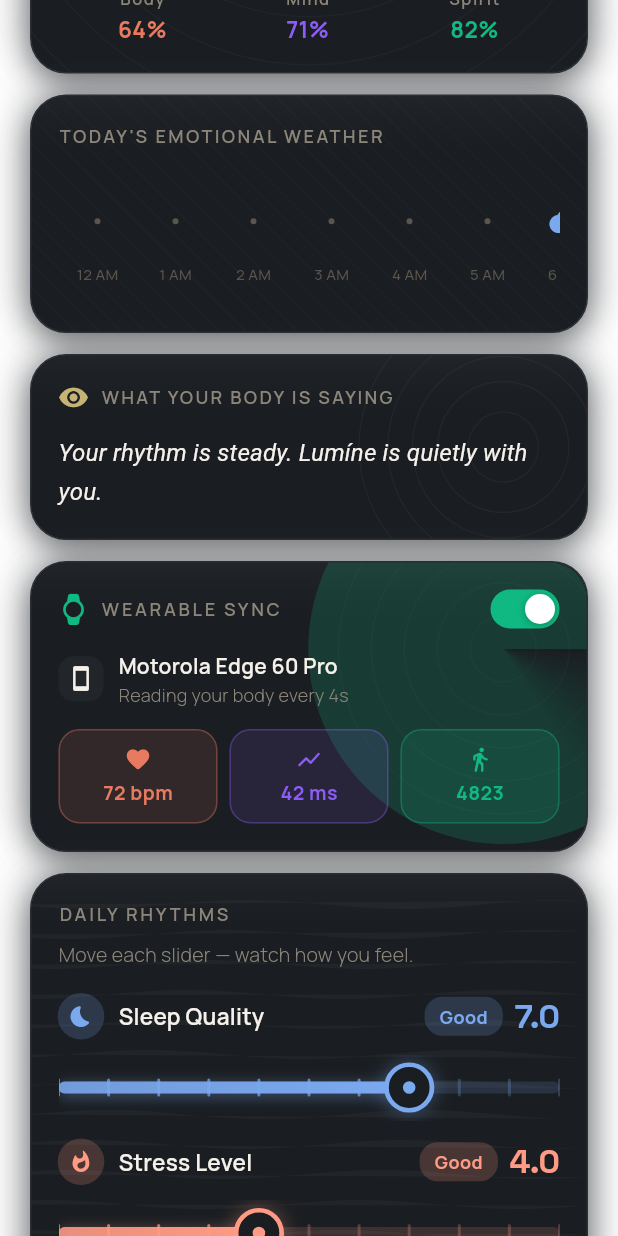
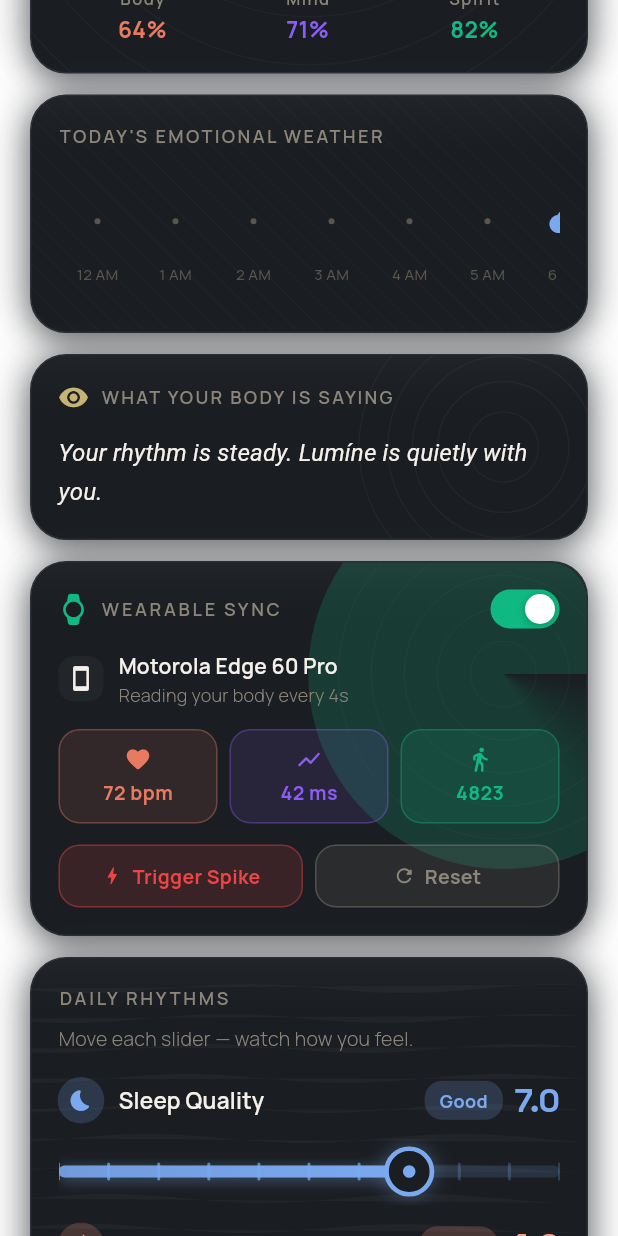
Before and after one commit to NarenXO/lumine, a Flutter app: the HabitsScreen screen opened by its route, scrolled down 576 dp, on a phone screen of 412 x 824 dp. Run offline on Flutter 3.47's test engine with Material 3 defaults, Android fonts, the phone set to English and light mode, and no system bars; drawn by our look-alikes of flutter_animate; our stand-ins replace audioplayers, flutter_local_notifications, flutter_tts, google_fonts, google_sign_in, permission_handler and 3 more; missing offline and left inert: googleapis; accounts and stored records are empty; network calls fail; Roboto replaces fonts that are missing (Literata).

Commit message:
restore trigger spike and reset inside wearable card

```diff
--- a/mobile_app/lib/screens/habits_screen.dart
+++ b/mobile_app/lib/screens/habits_screen.dart
@@ -268,34 +268,7 @@ class _HabitsScreenState extends State<HabitsScreen>
                       .fadeIn(delay: 500.ms, duration: 600.ms)
                       .slideY(begin: 0.2, curve: Curves.easeOut),
 
-                  const SizedBox(height: 120),
-                  const SizedBox(height: 14),
-GestureDetector(
-  onTap: _triggerSpike,
-  child: Container(
-    padding: const EdgeInsets.symmetric(vertical: 10),
-    decoration: BoxDecoration(
-      color: const Color(0xFFEF4444).withOpacity(0.15),
-      borderRadius: BorderRadius.circular(14),
-      border: Border.all(color: const Color(0xFFEF4444).withOpacity(0.4)),
-    ),
-    child: Row(
-      mainAxisAlignment: MainAxisAlignment.center,
-      children: [
-        Icon(Icons.bolt_rounded, color: const Color(0xFFEF4444), size: 15),
-        const SizedBox(width: 6),
-        Text(
-          'Trigger Spike',
-          style: AppTheme.body(
-            size: 13,
-            weight: FontWeight.w700,
-            color: const Color(0xFFEF4444),
-          ),
-        ),
-      ],
-    ),
-  ),
-),
+                 const SizedBox(height: 120),
                 ],
               ),
             ),
@@ -715,7 +688,7 @@ GestureDetector(
   // ══════════════════════════════════════════════════════════════
   // 5. WEARABLE SYNC
   // ══════════════════════════════════════════════════════════════
- Widget _buildWearableCard() {
+Widget _buildWearableCard() {
   return _DarkBentoBox(
     patternPainter: _RadarPatternPainter(
       t: _radarController.value * 2 * pi,
@@ -823,11 +796,32 @@ GestureDetector(
             ),
           ],
         ),
+        const SizedBox(height: 14),
+        Row(
+          children: [
+            Expanded(
+              child: _devButton(
+                'Trigger Spike',
+                Icons.bolt_rounded,
+                const Color(0xFFEF4444),
+                _triggerSpike,
+              ),
+            ),
+            const SizedBox(width: 8),
+            Expanded(
+              child: _devButton(
+                'Reset',
+                Icons.refresh_rounded,
+                AppTheme.textSecondary,
+                _resetBio,
+              ),
+            ),
+          ],
+        ),
       ],
     ),
   );
 }
-
   Widget _wearableToggle() {
     return GestureDetector(
       onTap: () {
```
